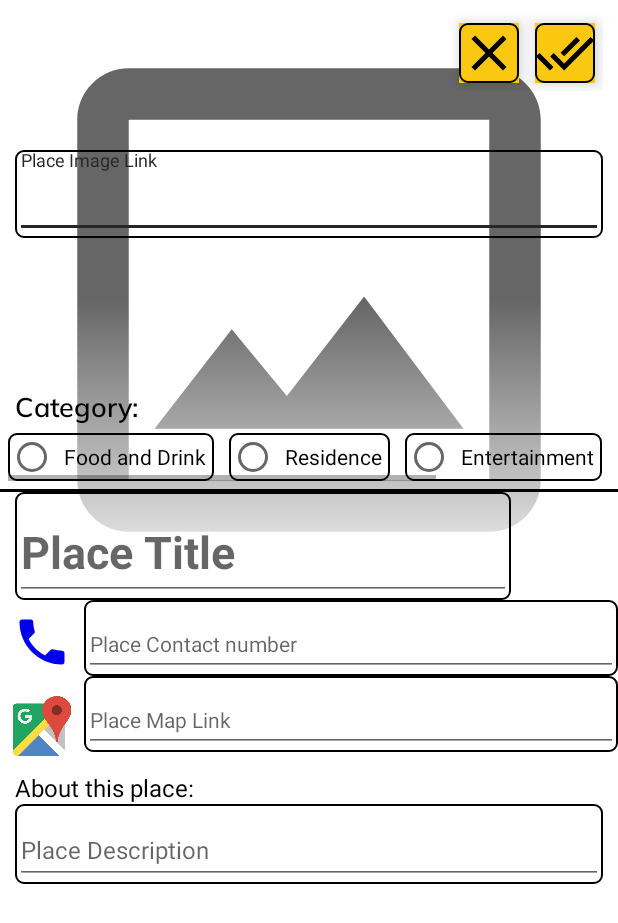
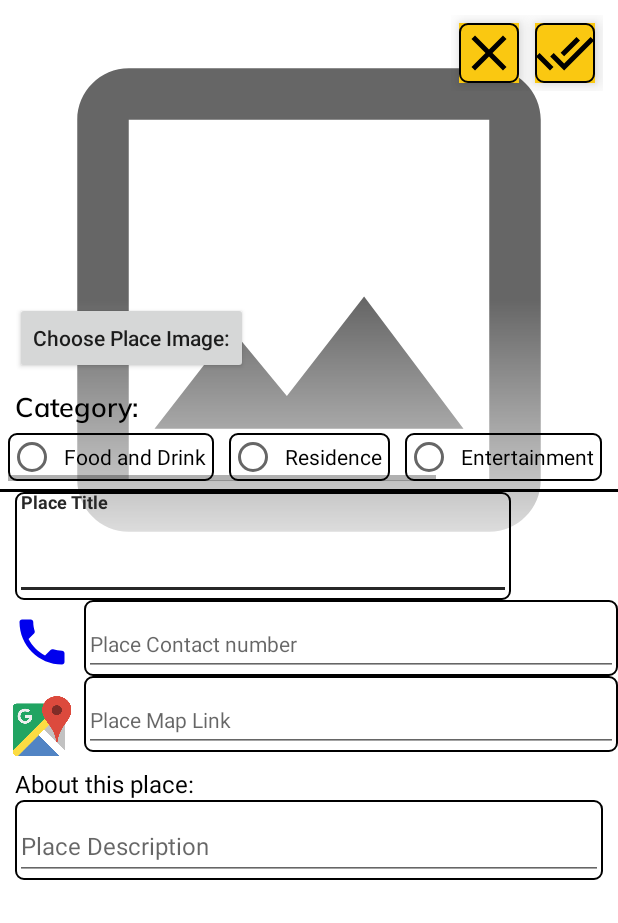
Before and after one commit to sergheiz/myUzhapp, an Android app: the screen it shows after launch once a user with an empty profile is signed in (Place_Activity), in the side drawer, after a tap on "Add Missing Place", on a phone screen of 412 x 824 dp. Shown: the top 923 px of the screen. Run offline under Robolectric (Android 15) with nearby library versions, the light colour scheme and no system bars; our stand-ins replace Firebase (no records; nobody signed in at launch, a user with empty details on screens opened directly); pictures from the network do not load; Roboto replaces fonts that are not available here.

Commit message:
fileChooser for place images uploading to Firebase Cloud Storage

```diff
--- a/app/src/main/res/layout/activity_place.xml
+++ b/app/src/main/res/layout/activity_place.xml
@@ -80,25 +80,16 @@
                 android:src="@drawable/favorite_shadow"
                 app:tint="@color/Red" />
 
-            <com.google.android.material.textfield.TextInputLayout
-                android:layout_width="match_parent"
+            <Button
+                android:visibility="invisible"
+                android:id="@+id/img_select_btn_id"
+                android:layout_width="wrap_content"
                 android:layout_height="wrap_content"
-                android:background="@drawable/black_border"
-                android:layout_alignStart="@id/img_thumbnail"
-                android:layout_marginTop="100dp"
-                android:layout_marginHorizontal="10dp"
-                android:id="@+id/edit_imgurl"
-                android:visibility="invisible"
-                >
+                android:layout_above="@id/group_layout"
+                android:layout_margin="10dp"
+                android:textAllCaps="false"
+                android:text="Choose Place Image:"/>
 
-                <com.google.android.material.textfield.TextInputEditText
-                    android:layout_width="match_parent"
-                    android:layout_height="match_parent"
-                    android:hint="Place Image Link"
-                    android:singleLine="true"
-                    android:textSize="20sp"/>
-
-            </com.google.android.material.textfield.TextInputLayout>
 
 
 
@@ -312,7 +303,7 @@
                 android:text="About this place:"
                 android:textColor="@color/Black"
                 android:textSize="16sp"
-                android:layout_below="@id/map_link"
+                android:layout_below="@id/edit_map_link"
                 android:layout_marginTop="10dp"
                 android:layout_marginStart="10dp"/>
 
@@ -362,14 +353,12 @@
 
     <ImageView
         android:id="@+id/delete_place"
-        app:tint="@color/Black"
-        android:background="@color/card6"
         android:layout_width="40dp"
         android:layout_height="40dp"
         android:layout_margin="15dp"
         android:elevation="8dp"
-        android:foreground="@drawable/black_border"
         android:src="@drawable/delete_icon"
+        app:tint="@color/Red"
         android:visibility="gone" />
 
 
--- a/app/src/main/res/layout/featured_card_design.xml
+++ b/app/src/main/res/layout/featured_card_design.xml
@@ -43,7 +43,7 @@
             android:scrollHorizontally="true"
             android:ellipsize="marquee"
             android:marqueeRepeatLimit="marquee_forever"
-            android:textStyle="bold"
+            android:textStyle="bold|italic"
             android:text="Place Title"
             android:textColor="@color/colorPrimaryDark"
             android:textSize="30sp"/>
--- a/build.gradle
+++ b/build.gradle
@@ -5,7 +5,7 @@
         jcenter()
     }
     dependencies {
-        classpath 'com.android.tools.build:gradle:4.1.2'
+        classpath 'com.android.tools.build:gradle:4.1.3'
         classpath 'com.google.gms:google-services:4.3.5'
 
         // NOTE: Do not place your application dependencies here; they belong
```
Also changed, not shown: app/build.gradle (+4 -3 lines), app/src/main/java/com/example/cityguide/Common/Place/Place_Activity.java (+143 -45 lines).
